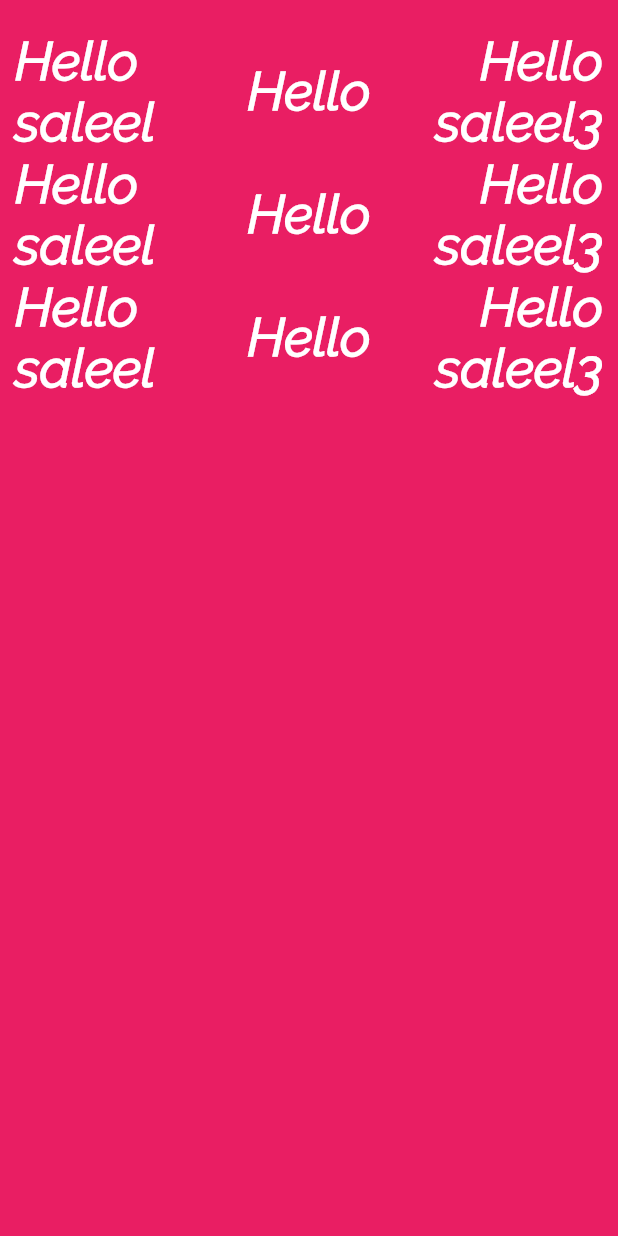
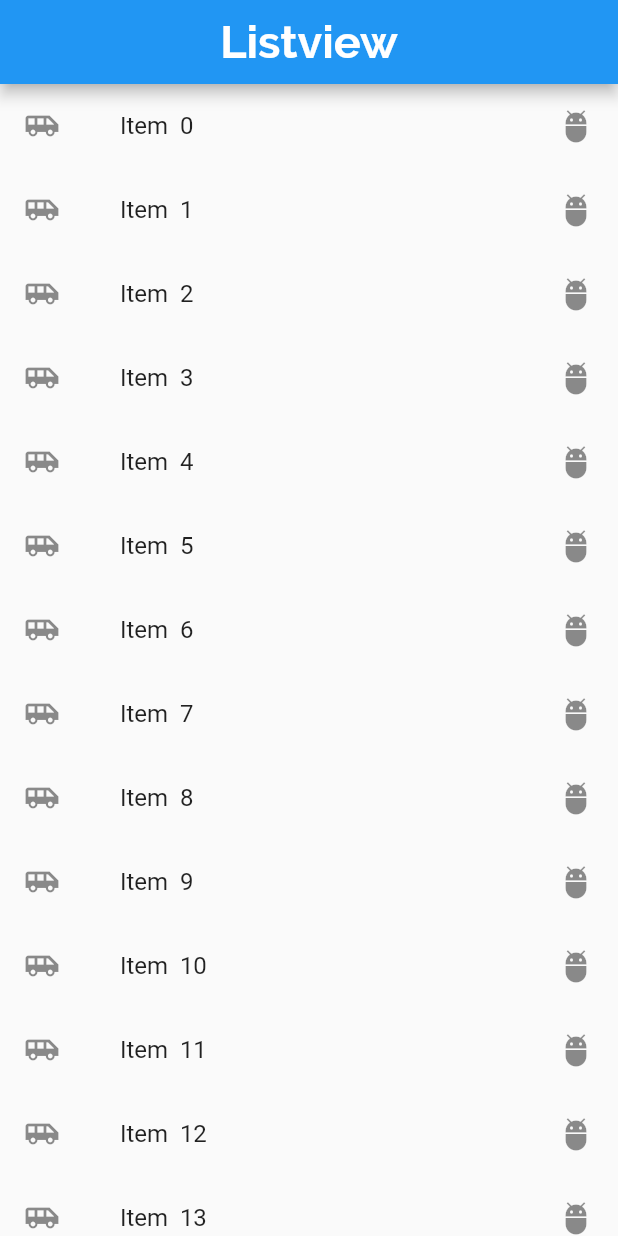
Before and after one commit to saleelkhanshaik/Flutter_Demo, a Flutter app: the screen it shows after launch, on a phone screen of 412 x 824 dp. Run offline on Flutter 3.47's test engine with Material 2 defaults, Android fonts, the phone set to English and light mode, and no system bars.

Commit message:
Worked on the listview , Ket points: Listview,listtile,

```diff
--- a/lib/app_screens/Home.dart
+++ /dev/null
@@ -1,168 +0,0 @@
-import 'package:flutter/material.dart';
-
-class Home extends StatelessWidget {
-  @override
-  Widget build(BuildContext context) {
-    // TODO: implement build
-    return Center(
-        child: Container(
-          padding: EdgeInsets.only(left: 10.0,top:20.0,right: 10.0),
-            alignment: Alignment.center,
-            color: Colors.pink,
-            //width and height directly not applicable for child widgets we have to make child widget to grand child widget here i am using the Center widget
-            // width: 100.0,
-            // height: 100.0,
-            //working on margings
-            //margin: EdgeInsets.all(10.0),
-            // margin: EdgeInsets.only(left: 25.25,top: 55.25,bottom: 100.00),
-            // padding: EdgeInsets.only(left: 100.55),
-            child: Column(
-
-              children: <Widget>[
-
-                Row(
-                  children: <Widget>[
-                    Expanded(
-
-                      child: Text(
-                        "Hello saleel",
-
-                        textAlign: TextAlign.left,
-                        textDirection: TextDirection.ltr,
-                        style: TextStyle(
-                            color: Colors.white,
-                            fontStyle: FontStyle.italic,
-                            fontSize: 35.20,
-                            fontFamily: 'Raleway',
-                            fontWeight: FontWeight.w900,
-                            decoration: TextDecoration.none),
-                      ),
-                    ),
-                    Expanded(
-                      child: Text(
-                        "Hello ",
-                        textAlign: TextAlign.center,
-                        textDirection: TextDirection.ltr,
-                        style: TextStyle(
-                            color: Colors.white,
-                            fontStyle: FontStyle.italic,
-                            fontSize: 35.20,
-                            fontFamily: 'Raleway',
-                            fontWeight: FontWeight.w900,
-                            decoration: TextDecoration.none),
-                      ),
-                    ),
-                    Expanded(
-                      child: Text(
-                        "Hello saleel3",
-                        textAlign: TextAlign.right,
-                        textDirection: TextDirection.ltr,
-                        style: TextStyle(
-                            color: Colors.white,
-                            fontStyle: FontStyle.italic,
-                            fontSize: 35.20,
-                            fontFamily: 'Raleway',
-                            fontWeight: FontWeight.w900,
-                            decoration: TextDecoration.none),
-                      ),
-                    )
-                  ],
-                ),
-                Row(
-                  children: <Widget>[
-                    Expanded(
-                      child: Text(
-                        "Hello saleel",
-                        textAlign: TextAlign.left,
-                        textDirection: TextDirection.ltr,
-                        style: TextStyle(
-                            color: Colors.white,
-                            fontStyle: FontStyle.italic,
-                            fontSize: 35.20,
-                            fontFamily: 'Raleway',
-                            fontWeight: FontWeight.w900,
-                            decoration: TextDecoration.none),
-                      ),
-                    ),
-                    Expanded(
-                      child: Text(
-                        "Hello ",
-                        textAlign: TextAlign.center,
-                        textDirection: TextDirection.ltr,
-                        style: TextStyle(
-                            color: Colors.white,
-                            fontStyle: FontStyle.italic,
-                            fontSize: 35.20,
-                            fontFamily: 'Raleway',
-                            fontWeight: FontWeight.w900,
-                            decoration: TextDecoration.none),
-                      ),
-                    ),
-                    Expanded(
-                      child: Text(
-                        "Hello saleel3",
-                        textAlign: TextAlign.right,
-                        textDirection: TextDirection.ltr,
-                        style: TextStyle(
-                            color: Colors.white,
-                            fontStyle: FontStyle.italic,
-                            fontSize: 35.20,
-                            fontFamily: 'Raleway',
-                            fontWeight: FontWeight.w900,
-                            decoration: TextDecoration.none),
-                      ),
-                    )
-                  ],
-                ),
-                Row(
-                  children: <Widget>[
-                    Expanded(
-                      child: Text(
-                        "Hello saleel",
-                        textAlign: TextAlign.left,
-                        textDirection: TextDirection.ltr,
-                        style: TextStyle(
-                            color: Colors.white,
-                            fontStyle: FontStyle.italic,
-                            fontSize: 35.20,
-                            fontFamily: 'Raleway',
-                            fontWeight: FontWeight.w900,
-                            decoration: TextDecoration.none),
-                      ),
-                    ),
-                    Expanded(
-                      child: Text(
-                        "Hello ",
-                        textAlign: TextAlign.center,
-                        textDirection: TextDirection.ltr,
-                        style: TextStyle(
-                            color: Colors.white,
-                            fontStyle: FontStyle.italic,
-                            fontSize: 35.20,
-                            fontFamily: 'Raleway',
-                            fontWeight: FontWeight.w900,
-                            decoration: TextDecoration.none),
-                      ),
-                    ),
-                    Expanded(
-                      child: Text(
-                        "Hello saleel3",
-                        textAlign: TextAlign.right,
-                        textDirection: TextDirection.ltr,
-                        style: TextStyle(
-                            color: Colors.white,
-                            fontStyle: FontStyle.italic,
-                            fontSize: 35.20,
-                            fontFamily: 'Raleway',
-                            fontWeight: FontWeight.w900,
-                            decoration: TextDecoration.none),
-                      ),
-                    )
-                  ],
-                )
-              ],
-            )
-        )
-    );
-  }
-}
--- a/pubspec.yaml
+++ b/pubspec.yaml
@@ -26,8 +26,8 @@ flutter:
   uses-material-design: true
 
   # To add assets to your application, add an assets section, like this:
-  # assets:
-  #  - images/a_dot_burr.jpeg
+  assets:
+    - images/flight.png
   #  - images/a_dot_ham.jpeg
 
   # An image asset can refer to one or more resolution-specific "variants", see
```
Also changed, not shown: lib/main.dart (+97 -7 lines), images/flight.png (added).
